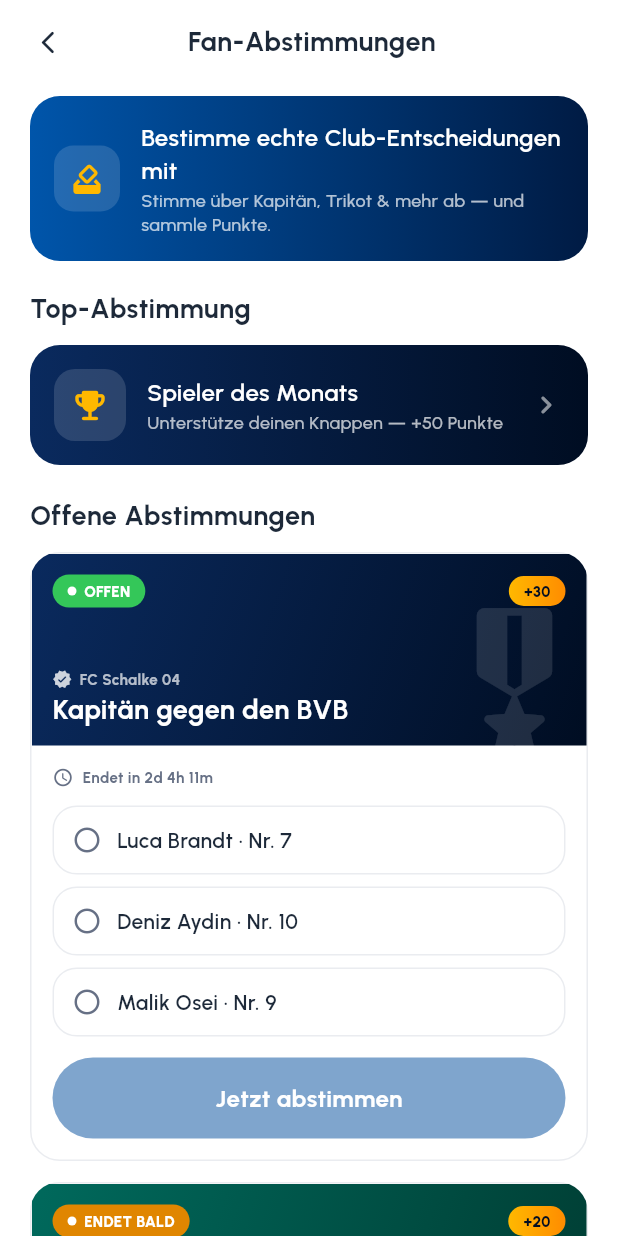
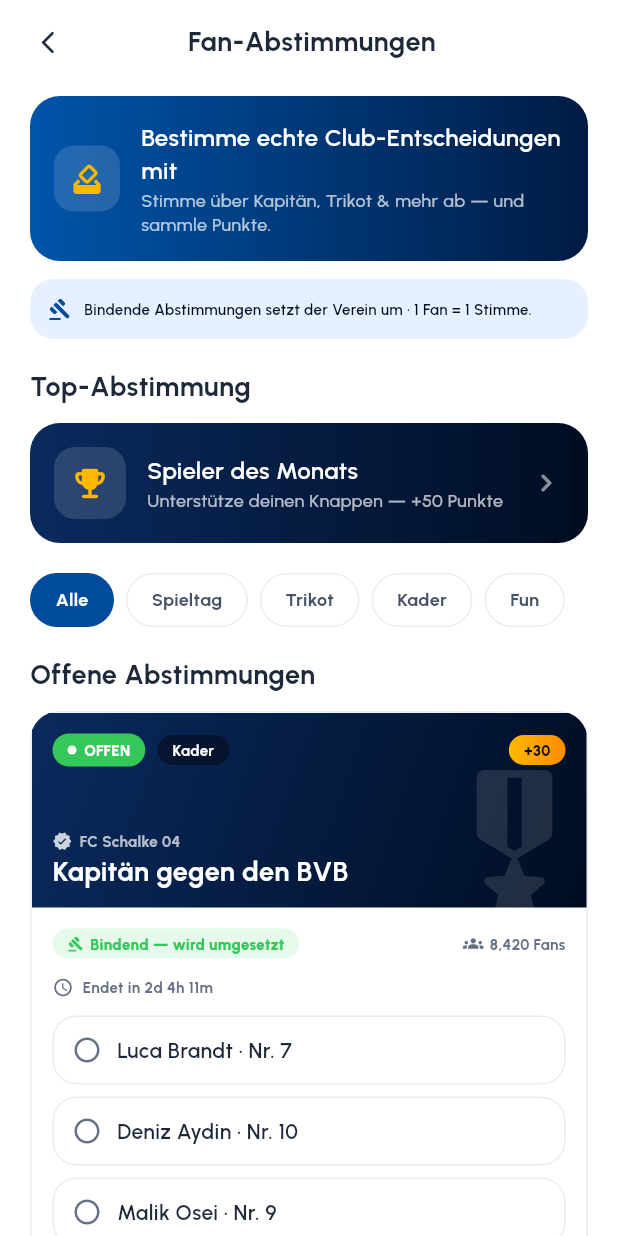
Before and after one commit to COREVIONLABS/EMBAapp-native, a Flutter app: the FanPollsScreen screen opened directly, on a phone screen of 412 x 824 dp. Run offline on Flutter 3.47's test engine with Material 3 defaults, Android fonts, the phone set to English and light mode, and no system bars; our stand-ins replace flutter_svg.

Commit message:
Fan votes: adopt Socios-style voting mechanics
Bring the genuinely-fitting Socios voting features (minus the crypto/
token parts) to the fan votes:

- Binding vs. advisory polls - a "Bindend - wird umgesetzt" badge marks
  votes the club will implement; others read "Beratend". An explainer
  strip states it plainly ("1 Fan = 1 Stimme").
- Participant counts per poll (social proof, e.g. "8.420 Fans").
- Real club-decision polls in the Socios spirit: captain, third kit,
  goal celebration, walk-out song, stadium mural, matchday MotM.
- Category chips (Spieltag / Trikot / Kader / Fun) via the shared filter.
- Decided-outcome banner on closed polls and post-vote majority/minority
  feedback, with the winning option highlighted in gold on result bars.

Co-Authored-By: Claude Opus 4.8 <noreply@anthropic.com>
Claude-Session: https://claude.ai/code/session_0138H2TPm9wvb2D54WvCY8tL

```diff
--- a/lib/l10n/strings.dart
+++ b/lib/l10n/strings.dart
@@ -1718,6 +1718,17 @@ const Map<String, String> _de = {
   'No open vote right now': 'Aktuell gibt es keine offene Fan-Abstimmung.',
   'New fan votes drop regularly — check back soon.': 'Neue Abstimmungen kommen regelmäßig — schau bald wieder vorbei.',
   'Thanks for voting — +{n} points added.': 'Danke fürs Mitbestimmen — +{n} Punkte gutgeschrieben.',
+  'Binding votes are implemented by the club · 1 fan = 1 vote.': 'Bindende Abstimmungen setzt der Verein um · 1 Fan = 1 Stimme.',
+  'Binding — will be implemented': 'Bindend — wird umgesetzt',
+  'Advisory': 'Beratend',
+  'fans': 'Fans',
+  'Chosen by the fans': 'Von den Fans gewählt',
+  'will be implemented': 'wird umgesetzt',
+  'You’re with the majority.': 'Du bist in der Mehrheit.',
+  'The majority chose {a}.': 'Die Mehrheit wählte {a}.',
+  'Kit': 'Trikot',
+  'Squad': 'Kader',
+  'Fun': 'Fun',
   // ── Filters / sorting ──
   'Nearest': 'Am nächsten',
   'Lowest points': 'Wenigste Punkte',
--- a/lib/screens/fan_polls_screen.dart
+++ b/lib/screens/fan_polls_screen.dart
@@ -3,31 +3,46 @@ import 'package:flutter/material.dart';
 import '../theme/app_theme.dart';
 import '../widgets/app_widgets.dart';
 import '../widgets/sub_scaffold.dart';
+import '../widgets/filter_bar.dart';
 import '../widgets/action_sheets.dart';
+import '../model/fan_model.dart';
 import 'player_vote_screen.dart';
 import '../l10n/strings.dart';
 
-/// A fan vote. `ended` polls show final results; running polls flip to
-/// "ending soon" in their last 24h.
+/// A fan vote. Socios-style: a poll is either **binding** (the club implements
+/// the winning option) or **advisory** (guidance only). Ended polls show the
+/// decided outcome; running polls flip to "ending soon" in their last 24h.
 class _Poll {
   final String title;
   final String sender; // club / star / who's asking
+  final String category; // Matchday / Kit / Squad / Fun
   final IconData icon;
   final List<Color> gradient;
   final List<String> options;
   final List<int> shares; // final vote-share %
   final Duration endsIn;
   final int reward;
+  final bool binding; // club implements the winning option
+  final int participants; // total votes cast (social proof)
   final bool ended;
-  const _Poll(this.title, this.sender, this.icon, this.gradient, this.options, this.shares, this.endsIn, this.reward, {this.ended = false});
+  const _Poll(this.title, this.sender, this.category, this.icon, this.gradient, this.options, this.shares, this.endsIn, this.reward,
+      {this.binding = true, this.participants = 0, this.ended = false});
+
+  int get winner {
+    var wi = 0;
+    for (var i = 1; i < shares.length; i++) {
+      if (shares[i] > shares[wi]) wi = i;
+    }
+    return wi;
+  }
 }
 
 enum _Status { open, endingSoon, ended }
 
-/// Fan Polls — a card-based voting feed (Socios-style): each vote is a large
-/// card with a status badge, the club/star behind it, the question, a live
-/// countdown and a clear "Jetzt abstimmen" CTA. After voting (or once ended) it
-/// shows the result bars.
+/// Fan Polls — a Socios-inspired voting feed. Fans decide real club matters
+/// (captain, kit, walk-out song, goal celebration, matchday MotM …). Each poll
+/// shows whether it's **binding** (the club will implement the result) plus how
+/// many fans have voted, a live countdown and result bars once decided.
 class FanPollsScreen extends StatefulWidget {
   const FanPollsScreen({super.key});
   @override
@@ -36,16 +51,22 @@ class FanPollsScreen extends StatefulWidget {
 
 class _FanPollsScreenState extends State<FanPollsScreen> {
   static const _polls = <_Poll>[
-    _Poll('Kapitän gegen den BVB', 'FC Schalke 04', Icons.military_tech_rounded, [Color(0xFF0A2A5E), Color(0xFF000D22)],
-        ['Luca Brandt · Nr. 7', 'Deniz Aydin · Nr. 10', 'Malik Osei · Nr. 9'], [46, 33, 21], Duration(days: 2, hours: 4, minutes: 12), 30),
-    _Poll('Einlauf-Song am Heimspiel', 'Nordkurve', Icons.music_note_rounded, [Color(0xFF00695C), Color(0xFF003D33)],
-        ['Steigerlied', 'Blau und Weiß', 'Königsblauer S04'], [52, 27, 21], Duration(hours: 18, minutes: 40), 20),
-    _Poll('Drittes Trikot 25/26', 'Fans entscheiden das Design', Icons.checkroom_rounded, [Color(0xFF6A1B9A), Color(0xFF311B92)],
-        ['Retro Weiß', 'Königsblau Camo', 'Schwarz-Gold'], [28, 41, 31], Duration(days: 5, hours: 9), 30),
-    _Poll('Spieler des Spiels · Derbysieg', 'FC Schalke 04', Icons.star_rounded, [Color(0xFF1D2939), Color(0xFF000D22)],
-        ['Luca Brandt', 'Deniz Aydin', 'Jonas Weber'], [58, 27, 15], Duration.zero, 0, ended: true),
+    _Poll('Kapitän gegen den BVB', 'FC Schalke 04', 'Squad', Icons.military_tech_rounded, [Color(0xFF0A2A5E), Color(0xFF000D22)],
+        ['Luca Brandt · Nr. 7', 'Deniz Aydin · Nr. 10', 'Malik Osei · Nr. 9'], [46, 33, 21], Duration(days: 2, hours: 4, minutes: 12), 30, participants: 8420),
+    _Poll('Torjubel der Saison', 'FC Schalke 04', 'Fun', Icons.celebration_rounded, [Color(0xFFB54708), Color(0xFF7A2E00)],
+        ['Knappen-Salut', 'Nordkurve-Sprung', 'Kumpel-Handschlag'], [39, 44, 17], Duration(hours: 18, minutes: 40), 20, participants: 15240),
+    _Poll('Drittes Trikot 25/26', 'Fans entscheiden das Design', 'Kit', Icons.checkroom_rounded, [Color(0xFF6A1B9A), Color(0xFF311B92)],
+        ['Retro Weiß', 'Königsblau Camo', 'Schwarz-Gold'], [28, 41, 31], Duration(days: 5, hours: 9), 30, participants: 22110),
+    _Poll('Einlauf-Song am Heimspiel', 'Nordkurve', 'Matchday', Icons.music_note_rounded, [Color(0xFF00695C), Color(0xFF003D33)],
+        ['Steigerlied', 'Blau und Weiß', 'Königsblauer S04'], [52, 27, 21], Duration(days: 1, hours: 3), 20, participants: 11870),
+    _Poll('Wandbild an der Nordtribüne', 'FC Schalke 04', 'Fun', Icons.brush_rounded, [Color(0xFF1B5E20), Color(0xFF0B2E10)],
+        ['Legenden-Collage', 'Meisterschaft 1958', 'Fan-Mosaik'], [34, 29, 37], Duration(days: 8, hours: 2), 25, binding: false, participants: 6410),
+    _Poll('Spieler des Spiels · Derbysieg', 'FC Schalke 04', 'Matchday', Icons.star_rounded, [Color(0xFF1D2939), Color(0xFF000D22)],
+        ['Luca Brandt', 'Deniz Aydin', 'Jonas Weber'], [58, 27, 15], Duration.zero, 0, binding: false, participants: 31280, ended: true),
   ];
+  static const _cats = ['All', 'Matchday', 'Kit', 'Squad', 'Fun'];
 
+  String _cat = 'All';
   final Map<int, int> _selected = {}; // pre-vote selection
   final Map<int, int> _voted = {}; // confirmed vote
   late final List<DateTime> _ends;
@@ -77,6 +98,8 @@ class _FanPollsScreenState extends State<FanPollsScreen> {
     return _left(i) < const Duration(hours: 24) ? _Status.endingSoon : _Status.open;
   }
 
+  bool _match(int i) => _cat == 'All' || _polls[i].category == _cat;
+
   void _vote(int i) {
     final o = _selected[i];
     if (o == null) return;
@@ -86,8 +109,8 @@ class _FanPollsScreenState extends State<FanPollsScreen> {
 
   @override
   Widget build(BuildContext context) {
-    final open = [for (var i = 0; i < _polls.length; i++) if (_status(i) != _Status.ended) i];
-    final closed = [for (var i = 0; i < _polls.length; i++) if (_status(i) == _Status.ended) i];
+    final open = [for (var i = 0; i < _polls.length; i++) if (_status(i) != _Status.ended && _match(i)) i];
+    final closed = [for (var i = 0; i < _polls.length; i++) if (_status(i) == _Status.ended && _match(i)) i];
     return SubScaffold(
       title: tr('Fan votes'),
       children: [
@@ -104,6 +127,17 @@ class _FanPollsScreenState extends State<FanPollsScreen> {
               const SizedBox(height: 2),
               Text(tr('Vote on the captain, the kit and more — and earn points.'), style: AppText.body3.copyWith(color: Colors.white70)),
             ])),
+          ]),
+        ),
+        const SizedBox(height: 12),
+        // How voting works — the binding/advisory explainer (Socios-style, honest).
+        Container(
+          padding: const EdgeInsets.all(12),
+          decoration: BoxDecoration(color: AppColors.brandLightest, borderRadius: BorderRadius.circular(AppRadii.tile)),
+          child: Row(children: [
+            Icon(Icons.gavel_rounded, size: 16, color: AppColors.brandPrimary),
+            const SizedBox(width: 8),
+            Expanded(child: Text(tr('Binding votes are implemented by the club · 1 fan = 1 vote.'), style: AppText.caption1.copyWith(color: AppColors.onAccent, fontWeight: FontWeight.w600))),
           ]),
         ),
         const SizedBox(height: 20),
@@ -128,7 +162,10 @@ class _FanPollsScreenState extends State<FanPollsScreen> {
             ]),
           ),
         ),
-        const SizedBox(height: 22),
+        const SizedBox(height: 20),
+        // Category chips (shared filter system)
+        CategoryChips(categories: _cats, selected: _cat, onSelect: (c) => setState(() => _cat = c), labelOf: (c) => c == 'All' ? tr('All') : tr(c)),
+        const SizedBox(height: 20),
         // Open votes feed
         Text(tr('Open votes'), style: AppText.label1),
         const SizedBox(height: 12),
@@ -183,8 +220,8 @@ class _FanPollsScreenState extends State<FanPollsScreen> {
     );
   }
 
-  // ── A single vote card — visual band (status + sender), question, then
-  //    options (selectable) + "Jetzt abstimmen", or the result bars. ──
+  // ── A single vote card — visual band (status + binding + sender + question),
+  //    a meta row (binding + participants), then options / results. ──
   Widget _pollCard(int i) {
     final p = _polls[i];
     final st = _status(i);
@@ -193,14 +230,14 @@ class _FanPollsScreenState extends State<FanPollsScreen> {
     final showResults = voted != null || st == _Status.ended;
     final grad = st == _Status.ended ? const [Color(0xFF3A3F47), Color(0xFF20242B)] : p.gradient;
     return Opacity(
-      opacity: st == _Status.ended ? 0.92 : 1,
+      opacity: st == _Status.ended ? 0.94 : 1,
       child: Container(
         clipBehavior: Clip.antiAlias,
         decoration: BoxDecoration(color: AppColors.surface, borderRadius: BorderRadius.circular(AppRadii.card), border: Border.all(color: AppColors.borderLightest)),
         child: Column(crossAxisAlignment: CrossAxisAlignment.stretch, children: [
-          // Visual band — status, reward, sender, question over a gradient.
+          // Visual band
           SizedBox(
-            height: 128,
+            height: 130,
             child: Stack(fit: StackFit.expand, children: [
               DecoratedBox(decoration: BoxDecoration(gradient: LinearGradient(colors: grad, begin: Alignment.topLeft, end: Alignment.bottomRight))),
               Positioned(right: -12, bottom: -18, child: Icon(p.icon, size: 120, color: Colors.white.withValues(alpha: 0.12))),
@@ -209,6 +246,8 @@ class _FanPollsScreenState extends State<FanPollsScreen> {
                 child: Column(crossAxisAlignment: CrossAxisAlignment.start, children: [
                   Row(children: [
                     _statusBadge(st),
+                    const SizedBox(width: 8),
+                    Pill(color: Colors.black.withValues(alpha: 0.4), child: Text(tr(p.category), style: AppText.caption1.copyWith(color: Colors.white, fontWeight: FontWeight.w700, fontSize: 10))),
                     const Spacer(),
                     if (st != _Status.ended && p.reward > 0)
                       Pill(gradient: const LinearGradient(colors: AppColors.goldGradient), child: Text('+${p.reward}', style: AppText.caption1.copyWith(color: AppColors.brandDarkest, fontWeight: FontWeight.w800))),
@@ -225,10 +264,27 @@ class _FanPollsScreenState extends State<FanPollsScreen> {
               ),
             ]),
           ),
-          // Body — countdown, then options or results, then CTA.
+          // Body
           Padding(
             padding: const EdgeInsets.all(14),
             child: Column(crossAxisAlignment: CrossAxisAlignment.start, children: [
+              // Meta: binding chip + participants (social proof).
+              Row(children: [
+                Pill(
+                  color: p.binding ? AppColors.successBg : AppColors.surfaceMinimal,
+                  child: Row(mainAxisSize: MainAxisSize.min, children: [
+                    Icon(p.binding ? Icons.gavel_rounded : Icons.chat_bubble_outline_rounded, size: 11, color: p.binding ? AppColors.success : AppColors.textLight),
+                    const SizedBox(width: 4),
+                    Text(p.binding ? tr('Binding — will be implemented') : tr('Advisory'), style: AppText.caption1.copyWith(color: p.binding ? AppColors.success : AppColors.textNormal, fontWeight: FontWeight.w800, fontSize: 10)),
+                  ]),
+                ),
+                const Spacer(),
+                Icon(Icons.groups_rounded, size: 14, color: AppColors.textLight),
+                const SizedBox(width: 4),
+                Text('${FanModel.fmtPublic(p.participants)} ${tr('fans')}', style: AppText.caption1.copyWith(color: AppColors.textLight, fontWeight: FontWeight.w700)),
+              ]),
+              const SizedBox(height: 12),
+              // Countdown / status line.
               Row(children: [
                 Icon(st == _Status.ended ? Icons.flag_rounded : Icons.schedule_rounded, size: 14, color: st == _Status.endingSoon ? const Color(0xFFE08600) : AppColors.textLight),
                 const SizedBox(width: 6),
@@ -238,17 +294,45 @@ class _FanPollsScreenState extends State<FanPollsScreen> {
                       : '${tr('Ends in')} ${left.inDays > 0 ? '${left.inDays}d ' : ''}${left.inHours % 24}h ${left.inMinutes % 60}m',
                   style: AppText.caption1.copyWith(color: st == _Status.endingSoon ? const Color(0xFFE08600) : AppColors.textLight, fontWeight: FontWeight.w700),
                 ),
-                if (showResults) ...[
+                if (voted != null) ...[
                   const Spacer(),
-                  Icon(voted != null ? Icons.check_circle_rounded : Icons.bar_chart_rounded, size: 14, color: AppColors.brandPrimary),
+                  const Icon(Icons.check_circle_rounded, size: 14, color: AppColors.brandPrimary),
                   const SizedBox(width: 4),
-                  Text(voted != null ? tr('You voted') : tr('Final result'), style: AppText.caption1.copyWith(color: AppColors.brandPrimary, fontWeight: FontWeight.w700)),
+                  Text(tr('You voted'), style: AppText.caption1.copyWith(color: AppColors.brandPrimary, fontWeight: FontWeight.w700)),
                 ],
               ]),
+              // Decided-outcome banner for closed polls.
+              if (st == _Status.ended) ...[
+                const SizedBox(height: 12),
+                Container(
+                  padding: const EdgeInsets.all(11),
+                  decoration: BoxDecoration(color: AppColors.brandLightest, borderRadius: BorderRadius.circular(AppRadii.tile)),
+                  child: Row(children: [
+                    const Icon(Icons.emoji_events_rounded, size: 16, color: AppColors.gold),
+                    const SizedBox(width: 8),
+                    Expanded(child: Text(
+                      p.binding
+                          ? '${tr('Chosen by the fans')}: ${tr(p.options[p.winner])} · ${tr('will be implemented')}'
+                          : '${tr('Chosen by the fans')}: ${tr(p.options[p.winner])}',
+                      style: AppText.caption1.copyWith(color: AppColors.onAccent, fontWeight: FontWeight.w700))),
+                  ]),
+                ),
+              ],
               const SizedBox(height: 12),
               for (var o = 0; o < p.options.length; o++) ...[
                 if (o > 0) const SizedBox(height: 8),
                 showResults ? _resultRow(p, o, voted) : _selectRow(i, o),
+              ],
+              // Your-influence feedback after voting.
+              if (voted != null) ...[
+                const SizedBox(height: 10),
+                Row(children: [
+                  Icon(voted == p.winner ? Icons.thumb_up_rounded : Icons.groups_rounded, size: 14, color: voted == p.winner ? AppColors.success : AppColors.textLight),
+                  const SizedBox(width: 6),
+                  Expanded(child: Text(
+                    voted == p.winner ? tr('You’re with the majority.') : trp('The majority chose {a}.', a: tr(p.options[p.winner])),
+                    style: AppText.caption1.copyWith(color: voted == p.winner ? AppColors.success : AppColors.textLight, fontWeight: FontWeight.w700))),
+                ]),
               ],
               if (!showResults) ...[
                 const SizedBox(height: 14),
@@ -293,6 +377,7 @@ class _FanPollsScreenState extends State<FanPollsScreen> {
   Widget _resultRow(_Poll p, int o, int? voted) {
     final share = p.shares[o];
     final chosen = voted == o;
+    final isWinner = o == p.winner;
     return Container(
       padding: const EdgeInsets.symmetric(horizontal: 12, vertical: 11),
       decoration: BoxDecoration(
@@ -302,14 +387,15 @@ class _FanPollsScreenState extends State<FanPollsScreen> {
       ),
       child: Column(children: [
         Row(children: [
-          if (chosen) ...[const Icon(Icons.check_circle_rounded, size: 16, color: AppColors.brandPrimary), const SizedBox(width: 8)],
-          Expanded(child: Text(tr(p.options[o]), style: AppText.body2.copyWith(color: AppColors.textDarker, fontWeight: chosen ? FontWeight.w800 : FontWeight.w600))),
+          if (chosen) ...[const Icon(Icons.check_circle_rounded, size: 16, color: AppColors.brandPrimary), const SizedBox(width: 8)]
+          else if (isWinner) ...[const Icon(Icons.emoji_events_rounded, size: 16, color: AppColors.gold), const SizedBox(width: 8)],
+          Expanded(child: Text(tr(p.options[o]), style: AppText.body2.copyWith(color: AppColors.textDarker, fontWeight: (chosen || isWinner) ? FontWeight.w800 : FontWeight.w600))),
           Text('$share%', style: AppText.body2.copyWith(color: AppColors.brandPrimary, fontWeight: FontWeight.w800)),
         ]),
         const SizedBox(height: 8),
         ClipRRect(
           borderRadius: BorderRadius.circular(4),
-          child: LinearProgressIndicator(value: share / 100, minHeight: 6, backgroundColor: AppColors.surfaceLowContrast, valueColor: AlwaysStoppedAnimation(chosen ? AppColors.brandPrimary : AppColors.borderLightest)),
+          child: LinearProgressIndicator(value: share / 100, minHeight: 6, backgroundColor: AppColors.surfaceLowContrast, valueColor: AlwaysStoppedAnimation(chosen ? AppColors.brandPrimary : (isWinner ? AppColors.gold : AppColors.borderLightest))),
         ),
       ]),
     );
```
